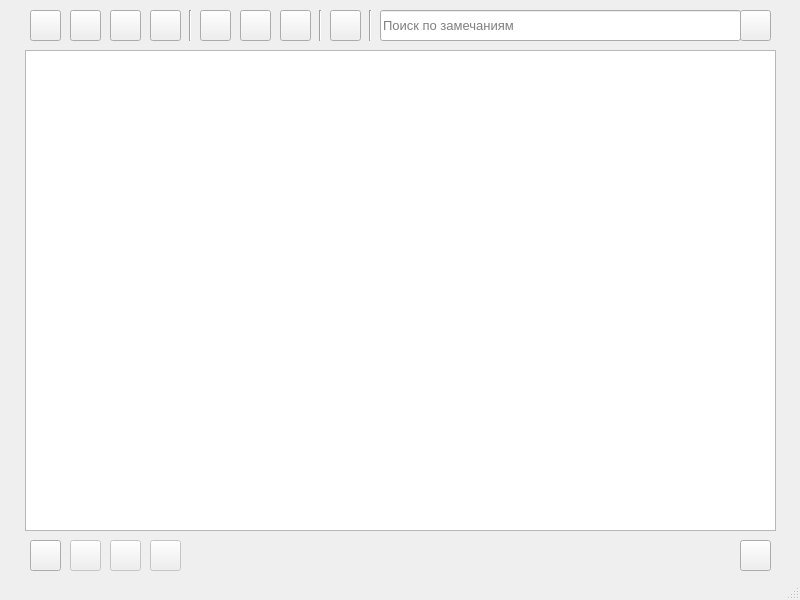
This is ui_main_window.ui in eluvesi/nca as Qt 5 draws it before an edit. The edited form follows.
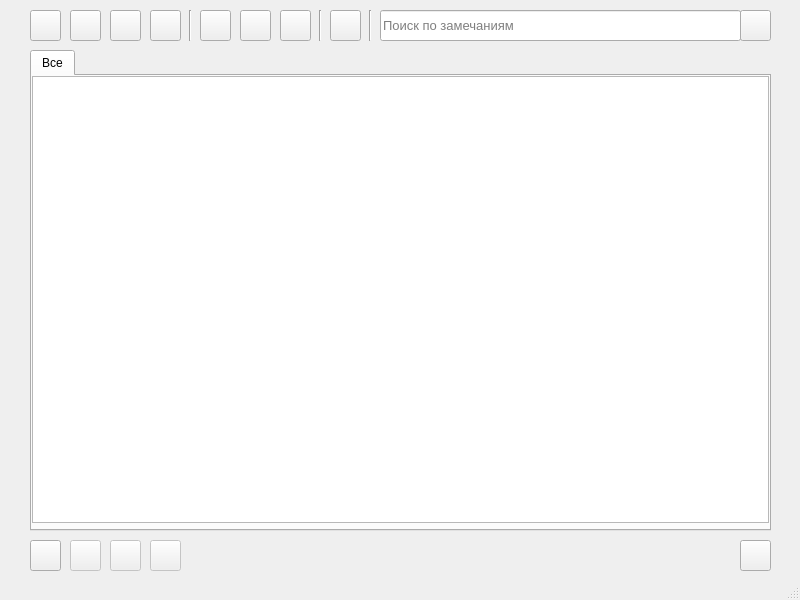
This is the edited form. Icons and pictures are not drawn.

Commit message: Изменён интерфейс, добавлен виджет вкладок

```diff
--- a/ui_main_window.ui
+++ b/ui_main_window.ui
@@ -42,22 +42,7 @@
 }</string>
   </property>
   <widget class="QWidget" name="centralwidget">
-   <widget class="QListWidget" name="remarkListWidget">
-    <property name="geometry">
-     <rect>
-      <x>25</x>
-      <y>50</y>
-      <width>751</width>
-      <height>481</height>
-     </rect>
-    </property>
-    <property name="font">
-     <font>
-      <pointsize>10</pointsize>
-     </font>
-    </property>
-   </widget>
-   <widget class="QPushButton" name="appHelpButton">
+   <widget class="QPushButton" name="helpButton">
     <property name="geometry">
      <rect>
       <x>330</x>
@@ -532,6 +517,45 @@
      <enum>Qt::Vertical</enum>
     </property>
    </widget>
+   <widget class="QTabWidget" name="tabWidget">
+    <property name="geometry">
+     <rect>
+      <x>30</x>
+      <y>50</y>
+      <width>741</width>
+      <height>481</height>
+     </rect>
+    </property>
+    <property name="tabPosition">
+     <enum>QTabWidget::North</enum>
+    </property>
+    <property name="tabShape">
+     <enum>QTabWidget::Rounded</enum>
+    </property>
+    <property name="currentIndex">
+     <number>0</number>
+    </property>
+    <widget class="QWidget" name="tab">
+     <attribute name="title">
+      <string>Все</string>
+     </attribute>
+     <widget class="QListWidget" name="remarkListWidget">
+      <property name="geometry">
+       <rect>
+        <x>0</x>
+        <y>0</y>
+        <width>737</width>
+        <height>447</height>
+       </rect>
+      </property>
+      <property name="font">
+       <font>
+        <pointsize>10</pointsize>
+       </font>
+      </property>
+     </widget>
+    </widget>
+   </widget>
   </widget>
   <widget class="QStatusBar" name="statusbar"/>
  </widget>
```
Left out of the diff: 18 changed lines with no effect on the pictures. The commit also changes 6 other files.
